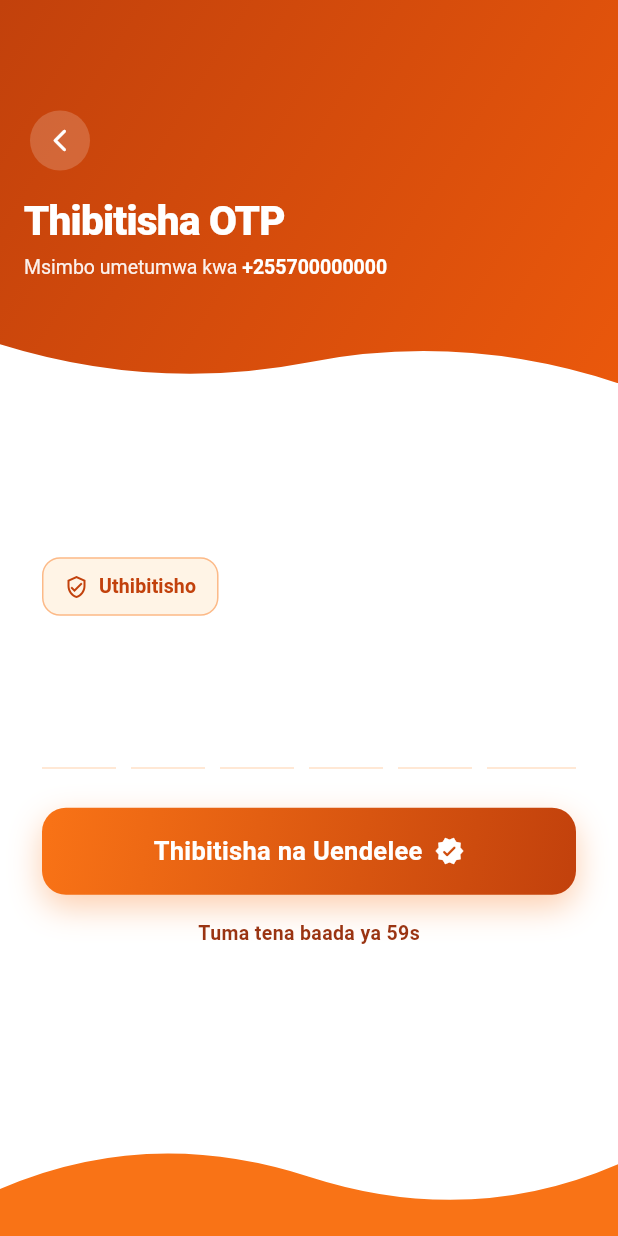
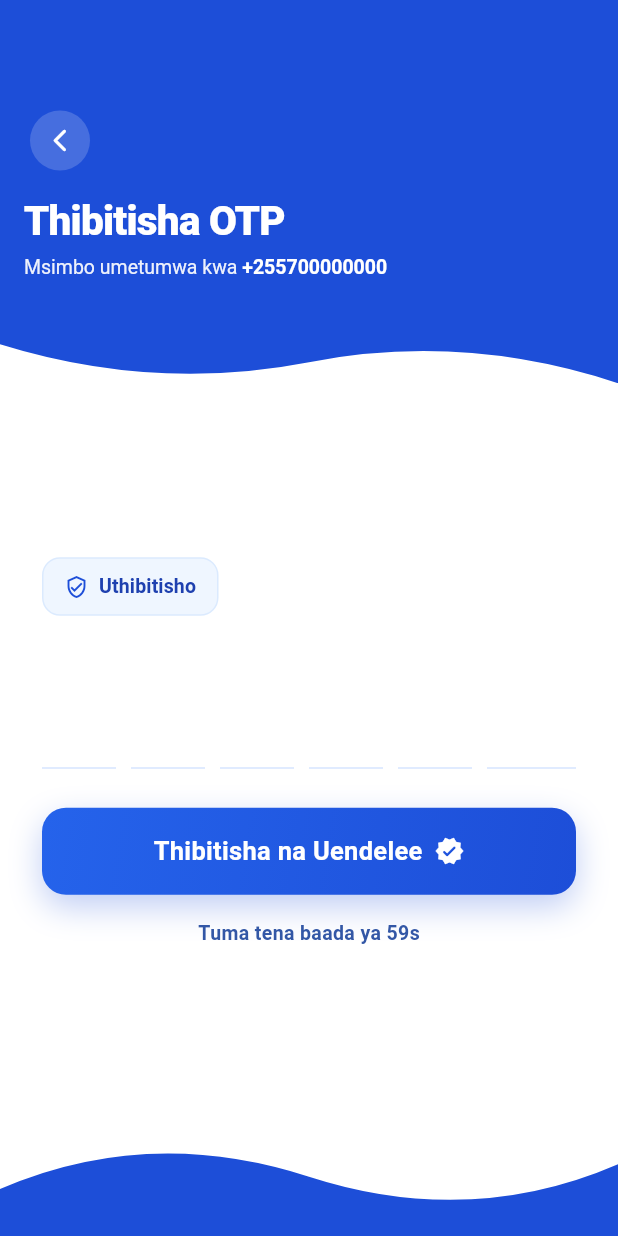
Before and after one commit to APKnation/nikodishe, a Flutter app: the OtpScreen screen opened by its route, on a phone screen of 412 x 824 dp. Run offline on Flutter 3.47's test engine with Material 3 defaults, Android fonts, the phone set to English and light mode, and no system bars; our stand-ins replace flutter_riverpod, go_router, image_picker; network calls fail.

Commit message:
blue color for ui ux

```diff
--- a/lib/core/constants/app_colors.dart
+++ b/lib/core/constants/app_colors.dart
@@ -1,55 +1,55 @@
 import 'package:flutter/material.dart';
 
 /// ─────────────────────────────────────────────────────────────────────────────
-/// KODISHA COLOR SYSTEM (Orange, White, Amber)
+/// KODISHA COLOR SYSTEM (3-Color Palette: Blue, White, Amber)
 /// ─────────────────────────────────────────────────────────────────────────────
-/// • Orange: brand, structure, primary actions, trust
+/// • Blue: brand, structure, primary actions, trust
 /// • White: surfaces, canvas, clarity, breathing space
-/// • Amber: secondary accent, highlights, emphasis, attention cues
-/// All UI colors are derived from these warm hues (including states/tints).
+/// • Amber: accent, highlights, emphasis, attention cues
+/// All UI colors are derived from these three hues (including states/tints).
 /// ─────────────────────────────────────────────────────────────────────────────
 class AppColors {
   // ─── Core palette ───────────────────────────────────────────────────────────
-  static const Color orange = Color(0xFFF97316); // Primary brand orange
-  static const Color orangeDark = Color(0xFFC2410C); // Deep structural orange
-  static const Color orangeSoft = Color(0xFFEA580C); // Interactive/hover orange
-  static const Color orangeTint = Color(0xFFFFEDD5); // Light orange tint
-  static const Color orangeTintSoft = Color(
-    0xFFFFF7ED,
-  ); // Very soft orange background
+  static const Color blue = Color(0xFF1D4ED8); // Primary brand blue
+  static const Color blueDark = Color(0xFF1E3A8A); // Deep structural blue
+  static const Color blueSoft = Color(0xFF2563EB); // Interactive/hover blue
+  static const Color blueTint = Color(0xFFDBEAFE); // Light blue tint
+  static const Color blueTintSoft = Color(
+    0xFFEFF6FF,
+  ); // Very soft blue background
 
   static const Color white = Color(0xFFFFFFFF);
-  static const Color canvas = Color(0xFFFFFBF5); // White with a subtle warm cast
+  static const Color canvas = Color(0xFFF7FAFF); // White with subtle blue cast
   static const Color surfaceSubtle = Color(
-    0xFFFFF5EC,
+    0xFFF1F5FF,
   ); // Subtle input/pill surface
 
-  static const Color amber = Color(0xFFF59E0B); // Secondary warm accent
+  static const Color amber = Color(0xFFF59E0B); // Third color accent
   static const Color amberDark = Color(0xFFD97706); // Strong amber emphasis
   static const Color amberTint = Color(0xFFFEF3C7); // Soft amber highlight
 
   // ─── Semantic aliases (used across app) ─────────────────────────────────────
   static const Color background = canvas; // 70% dominant neutral
   static const Color surface = white; // Cards/surfaces
-  static const Color border = Color(0xFFFFE0C7); // Soft warm border (tint)
+  static const Color border = Color(0xFFD6E4FF); // Soft blue border (tint)
 
-  static const Color textPrimary = Color(0xFF7C2D12); // High-contrast headings
+  static const Color textPrimary = blueDark; // High-contrast headings
   static const Color textSecondary = Color(
-    0xFF9A3412,
-  ); // Readable body (warm tone)
-  static const Color textTertiary = Color(0xFFB45309); // Hints/captions
-  static const Color brandDark = orangeDark;
+    0xFF3357A6,
+  ); // Readable body (blue tone)
+  static const Color textTertiary = Color(0xFF6B8CC6); // Hints/captions
+  static const Color brandDark = blueDark;
 
-  static const Color primary = orange; // Primary CTA
+  static const Color primary = blue; // Primary CTA
   static const Color secondary = amber; // Accent/secondary emphasis
-  static const Color primaryLight = orangeTint; // Selected/badge tint
-  static const Color primaryDark = Color(0xFFC2410C); // Pressed state
+  static const Color primaryLight = blueTint; // Selected/badge tint
+  static const Color primaryDark = Color(0xFF1E40AF); // Pressed state
 
-  // ─── Feedback states ────────────────────────────────────────────────────────
-  static const Color error = Color(0xFFDC2626); // Clear destructive feedback
-  static const Color errorLight = Color(0xFFFEE2E2); // Soft error background
-  static const Color success = Color(0xFF15803D); // Confirmation
-  static const Color successLight = Color(0xFFDCFCE7); // Confirmation background
+  // ─── Feedback states (derived from 3-color palette) ─────────────────────────
+  static const Color error = amberDark; // Attention/error emphasis
+  static const Color errorLight = amberTint; // Soft attention background
+  static const Color success = blue; // Positive/trust confirmation
+  static const Color successLight = blueTint; // Positive background
   static const Color warning = amber; // Warning/highlight
   static const Color warningLight = amberTint; // Warning background
 }
--- a/lib/core/theme/app_theme.dart
+++ b/lib/core/theme/app_theme.dart
@@ -21,7 +21,7 @@ class AppTheme {
       outline: AppColors.border,
     ),
 
-    // ─── AppBar: clean white surface, strong orange typography ────────────────
+    // ─── AppBar: clean white surface, strong blue typography ────────────────
     appBarTheme: const AppBarTheme(
       backgroundColor: AppColors.surface,
       foregroundColor: AppColors.textPrimary,
@@ -38,12 +38,12 @@ class AppTheme {
       ),
     ),
 
-    // ─── Primary CTA: high-contrast orange, clear affordance ──────────────────
+    // ─── Primary CTA: high-contrast blue, clear affordance ──────────────────
     elevatedButtonTheme: ElevatedButtonThemeData(
       style: ElevatedButton.styleFrom(
         backgroundColor: AppColors.primary,
         foregroundColor: AppColors.white,
-        disabledBackgroundColor: AppColors.orangeTint,
+        disabledBackgroundColor: AppColors.blueTint,
         disabledForegroundColor: AppColors.textTertiary,
         elevation: 0,
         minimumSize: const Size(64, 52),
@@ -77,7 +77,7 @@ class AppTheme {
       ),
     ),
 
-    // ─── Inputs: white fields, orange focus, clear validation states ──────────
+    // ─── Inputs: white fields, blue focus, clear validation states ──────────
     inputDecorationTheme: InputDecorationTheme(
       filled: true,
       fillColor: AppColors.white,
@@ -120,7 +120,7 @@ class AppTheme {
       ),
     ),
 
-    // ─── Cards: white surfaces with subtle warm border (clarity) ────────────
+    // ─── Cards: white surfaces with subtle blue border (clarity) ────────────
     cardTheme: CardThemeData(
       elevation: 0,
       margin: EdgeInsets.zero,
@@ -143,7 +143,7 @@ class AppTheme {
       shape: RoundedRectangleBorder(borderRadius: BorderRadius.circular(10)),
     ),
 
-    // ─── Navigation: white bar, orange active state, clear labels ─────────────
+    // ─── Navigation: white bar, blue active state, clear labels ─────────────
     navigationBarTheme: NavigationBarThemeData(
       backgroundColor: AppColors.white,
       surfaceTintColor: Colors.transparent,
--- a/lib/core/widgets/app_logo.dart
+++ b/lib/core/widgets/app_logo.dart
@@ -11,7 +11,7 @@ class AppLogo extends StatelessWidget {
   /// Fixed height. Used with [width] to preserve the lockup proportions.
   final double height;
 
-  /// Draws a white rounded plate behind the image so it reads well on orange.
+  /// Draws a white rounded plate behind the image so it reads well on blue.
   final bool plate;
 
   /// Corner radius of the plate.
@@ -38,7 +38,7 @@ class AppLogo extends StatelessWidget {
   static const String asset = 'assets/images/kukodisha.jpeg';
 
   /// Logo with a transparent background — used for overlays / watermarks
-  /// on colored surfaces (e.g. the orange auth header).
+  /// on colored surfaces (e.g. the blue auth header).
   static const String transparentAsset = 'assets/images/kukodisha_transparent.png';
 
   /// Natural aspect ratio of the artwork (width / height).
--- a/lib/core/widgets/bottom_wave.dart
+++ b/lib/core/widgets/bottom_wave.dart
@@ -11,7 +11,7 @@ class BottomWave extends StatelessWidget {
   const BottomWave({
     super.key,
     this.height = 80,
-    this.color = AppColors.orange,
+    this.color = AppColors.blue,
   });
 
   @override
--- a/lib/core/widgets/wave_header.dart
+++ b/lib/core/widgets/wave_header.dart
@@ -42,7 +42,7 @@ class _WaveClipper extends CustomClipper<Path> {
     final path = Path();
     path.moveTo(0, 0);
     path.lineTo(size.width, 0);
-    // Orange fills all the way down to the corners; the bottom edge is a
+    // Blue fills all the way down to the corners; the bottom edge is a
     // gentle wave so the white form area never climbs up into the header.
     path.lineTo(size.width, size.height);
     path.quadraticBezierTo(
--- a/lib/data/models/booking_model.dart
+++ b/lib/data/models/booking_model.dart
@@ -64,7 +64,7 @@ class BookingModel {
       case BookingStatus.confirmed:
         return AppColors.primary;
       case BookingStatus.completed:
-        return AppColors.success;
+        return AppColors.blueSoft;
       case BookingStatus.cancelled:
         return AppColors.amberDark;
     }
--- a/lib/features/auth/presentation/screens/otp_screen.dart
+++ b/lib/features/auth/presentation/screens/otp_screen.dart
@@ -140,7 +140,7 @@ class _OtpScreenState extends ConsumerState<OtpScreen> {
         children: [
           WaveHeader(
             height: headerHeight,
-            colors: const [AppColors.orangeDark, AppColors.orangeSoft],
+            colors: const [AppColors.blue, AppColors.blue],
             child: SafeArea(
               bottom: false,
               child: Padding(
@@ -211,9 +211,9 @@ class _OtpScreenState extends ConsumerState<OtpScreen> {
                               child: Container(
                                 padding: const EdgeInsets.symmetric(horizontal: 14, vertical: 9),
                                 decoration: BoxDecoration(
-                                  color: AppColors.orangeTint.withOpacity(0.6),
+                                  color: AppColors.blueTintSoft,
                                   borderRadius: BorderRadius.circular(12),
-                                  border: Border.all(color: AppColors.orange.withOpacity(0.45)),
+                                  border: Border.all(color: AppColors.blueTint),
                                 ),
                                 child: const Row(
                                   mainAxisSize: MainAxisSize.min,
@@ -221,7 +221,7 @@ class _OtpScreenState extends ConsumerState<OtpScreen> {
                                     Icon(
                                       Icons.verified_user_outlined,
                                       size: 16,
-                                      color: AppColors.orangeDark,
+                                      color: AppColors.blue,
                                     ),
                                     SizedBox(width: 7),
                                     Text(
@@ -267,7 +267,7 @@ class _OtpScreenState extends ConsumerState<OtpScreen> {
                                           borderSide: BorderSide(color: AppColors.border),
                                         ),
                                         focusedBorder: UnderlineInputBorder(
-                                          borderSide: BorderSide(color: AppColors.orangeDark, width: 2),
+                                          borderSide: BorderSide(color: AppColors.blue, width: 2),
                                         ),
                                       ),
                                       onChanged: (value) => _onDigitChanged(value, index),
@@ -289,14 +289,14 @@ class _OtpScreenState extends ConsumerState<OtpScreen> {
                                 width: double.infinity,
                                 padding: const EdgeInsets.all(12),
                                 decoration: BoxDecoration(
-                                  color: AppColors.errorLight,
+                                  color: AppColors.amberTint,
                                   borderRadius: BorderRadius.circular(10),
                                 ),
                                 child: Text(
                                   authState.error!,
                                   textAlign: TextAlign.center,
                                   style: const TextStyle(
-                                    color: AppColors.error,
+                                    color: AppColors.primaryDark,
                                     fontSize: 13,
                                   ),
                                 ),
@@ -335,7 +335,7 @@ class _OtpScreenState extends ConsumerState<OtpScreen> {
               },
             ),
           ),
-          BottomWave(height: waveHeight, color: AppColors.orange),
+          BottomWave(height: waveHeight, color: AppColors.blue),
         ],
       ),
     );
--- a/lib/features/bookings/presentation/screens/booking_screen.dart
+++ b/lib/features/bookings/presentation/screens/booking_screen.dart
@@ -444,7 +444,7 @@ class _BookingScreenState extends ConsumerState<BookingScreen> {
             Container(
               padding: const EdgeInsets.all(14),
               decoration: BoxDecoration(
-                color: AppColors.orangeTintSoft,
+                color: AppColors.blueTintSoft,
                 borderRadius: BorderRadius.circular(12),
               ),
               child: const Row(
--- a/lib/features/bookings/presentation/screens/my_bookings_screen.dart
+++ b/lib/features/bookings/presentation/screens/my_bookings_screen.dart
@@ -166,7 +166,7 @@ class _MyBookingsScreenState extends ConsumerState<MyBookingsScreen> {
       padding: const EdgeInsets.all(16),
       decoration: BoxDecoration(
         gradient: const LinearGradient(
-          colors: [AppColors.primary, AppColors.orangeSoft],
+          colors: [AppColors.primary, AppColors.blueSoft],
           begin: Alignment.topLeft,
           end: Alignment.bottomRight,
         ),
@@ -485,7 +485,7 @@ class _MyBookingsScreenState extends ConsumerState<MyBookingsScreen> {
     return Container(
       padding: const EdgeInsets.symmetric(horizontal: 10, vertical: 8),
       decoration: BoxDecoration(
-        color: AppColors.orangeTintSoft,
+        color: AppColors.blueTintSoft,
         borderRadius: BorderRadius.circular(10),
         border: Border.all(color: AppColors.border),
       ),
--- a/lib/features/home/presentation/screens/home_screen.dart
+++ b/lib/features/home/presentation/screens/home_screen.dart
@@ -40,7 +40,7 @@ class _HomeScreenState extends ConsumerState<HomeScreen> {
                 width: 64,
                 height: 64,
                 decoration: const BoxDecoration(
-                  color: AppColors.orangeTintSoft,
+                  color: AppColors.blueTintSoft,
                   shape: BoxShape.circle,
                 ),
                 child: const Icon(Icons.lock_outline_rounded, color: AppColors.primary, size: 30),
--- a/lib/features/listings/presentation/screens/add_listing_screen.dart
+++ b/lib/features/listings/presentation/screens/add_listing_screen.dart
@@ -285,7 +285,7 @@ class _AddListingScreenState extends ConsumerState<AddListingScreen> {
                 borderRadius: BorderRadius.circular(12),
                 side: const BorderSide(color: AppColors.border),
               ),
-              tileColor: AppColors.orangeTintSoft,
+              tileColor: AppColors.blueTintSoft,
               leading: Container(
                 padding: const EdgeInsets.all(8),
                 decoration: BoxDecoration(
--- a/lib/features/listings/presentation/screens/listing_detail_screen.dart
+++ b/lib/features/listings/presentation/screens/listing_detail_screen.dart
@@ -22,7 +22,7 @@ class ListingDetailScreen extends ConsumerWidget {
       case ListingCategory.ujenzi:
         return AppColors.amber;
       case ListingCategory.ukumbi:
-        return AppColors.orangeDark;
+        return AppColors.blueSoft;
     }
   }
 
@@ -410,7 +410,7 @@ class ListingDetailScreen extends ConsumerWidget {
                             'Kumbuka kulinda kifaa na kukiweka katika hali nzuri. Malipo hufanyika kupitia mfumo salama au makubaliano na mwenye kifaa.',
                             style: TextStyle(
                               fontSize: 12,
-                              color: AppColors.orangeDark,
+                              color: AppColors.blueDark,
                               height: 1.4,
                             ),
                           ),
--- a/lib/features/payments/presentation/screens/payment_screen.dart
+++ b/lib/features/payments/presentation/screens/payment_screen.dart
@@ -53,7 +53,7 @@ class _PaymentScreenState extends ConsumerState<PaymentScreen> {
       case PaymentMethod.airtelMoney:
         return AppColors.amberDark; // Airtel Red
       case PaymentMethod.tigoPesa:
-        return AppColors.orangeDark; // Tigo
+        return AppColors.blueDark; // Tigo
       case PaymentMethod.haloPesa:
         return AppColors.amber; // Halotel Orange
     }
@@ -376,7 +376,7 @@ class _PaymentScreenState extends ConsumerState<PaymentScreen> {
               title: 'Tigo Pesa / Mixx by Yas',
               subtitle: 'Malipo ya haraka na salama',
               icon: Icons.account_balance_wallet,
-              color: AppColors.orangeDark,
+              color: AppColors.blueDark,
             ),
             const SizedBox(height: 10),
             _buildMethodTile(
--- a/lib/features/profile/presentation/screens/owner_dashboard_screen.dart
+++ b/lib/features/profile/presentation/screens/owner_dashboard_screen.dart
@@ -86,7 +86,7 @@ class _OwnerDashboardScreenState extends ConsumerState<OwnerDashboardScreen> {
               width: double.infinity,
               padding: const EdgeInsets.all(16),
               decoration: BoxDecoration(
-                color: AppColors.orangeTintSoft,
+                color: AppColors.blueTintSoft,
                 borderRadius: BorderRadius.circular(16),
                 border: Border.all(color: AppColors.border),
               ),
```
Also changed, not shown: lib/features/auth/presentation/screens/phone_screen.dart (+4 -4 lines), lib/features/auth/presentation/screens/register_screen.dart (+4 -4 lines), lib/features/auth/presentation/widgets/auth_widgets.dart (+22 -16 lines), lib/features/home/presentation/widgets/listing_card.dart (+5 -5 lines), lib/features/listings/presentation/screens/owner_contact_screen.dart (+4 -4 lines), 1 other file.
